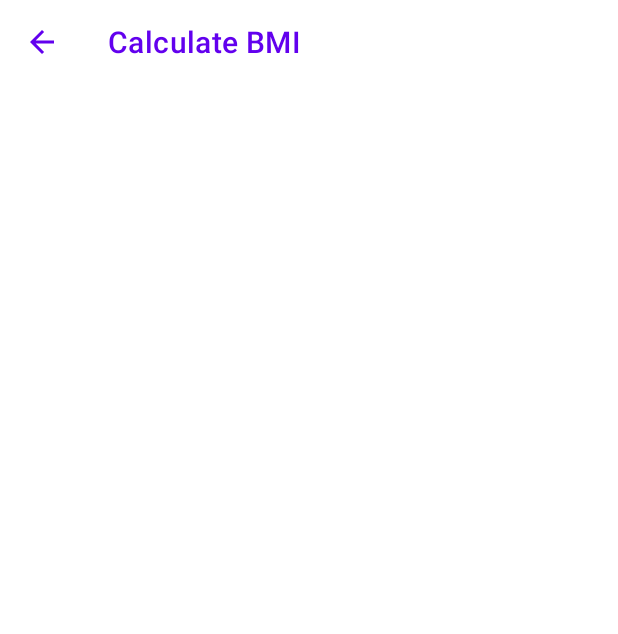
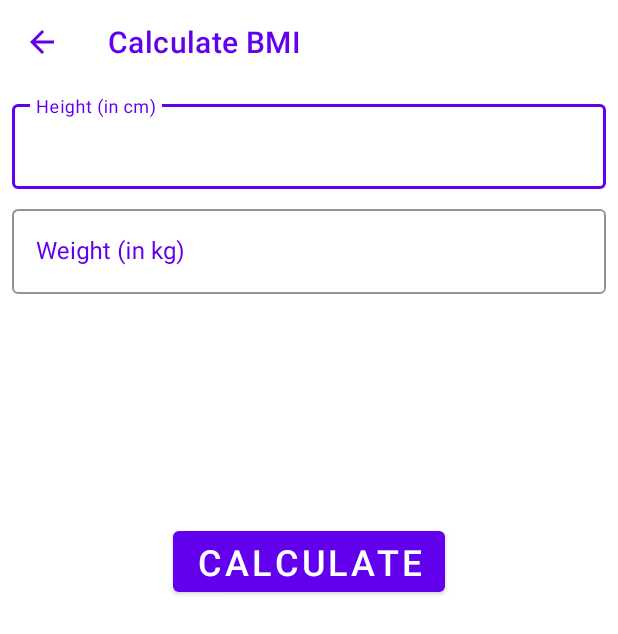
Before and after one commit to DennisHartstock/7MinutesWorkout, an Android app: the BMIActivity screen opened directly, with no data from a screen before it, on a phone screen of 412 x 824 dp. Shown: the top 634 px of the screen. Run offline under Robolectric (Android 15) with nearby library versions, the phone set to English and light mode, and no system bars.

Commit message:
add BMIActivity UI

```diff
--- a/app/src/main/AndroidManifest.xml
+++ b/app/src/main/AndroidManifest.xml
@@ -13,7 +13,9 @@
         tools:targetApi="31">
         <activity
             android:name=".BMIActivity"
-            android:exported="false" />
+            android:exported="false"
+            android:screenOrientation="portrait"
+            tools:ignore="LockedOrientationActivity" />
         <activity
             android:name=".FinishActivity"
             android:exported="false"
--- a/app/src/main/res/layout/activity_bmi.xml
+++ b/app/src/main/res/layout/activity_bmi.xml
@@ -16,4 +16,104 @@
         app:title="Calculate BMI"
         app:titleTextColor="@color/purple_500" />
 
+    <com.google.android.material.textfield.TextInputLayout
+        android:id="@+id/tilHeight"
+        style="@style/Widget.MaterialComponents.TextInputLayout.OutlinedBox"
+        android:layout_width="match_parent"
+        android:layout_height="wrap_content"
+        android:layout_margin="8dp"
+        android:textColorHint="@color/purple_500"
+        app:boxStrokeColor="@color/purple_500"
+        app:layout_constraintTop_toBottomOf="@id/tbBMI">
+
+        <androidx.appcompat.widget.AppCompatEditText
+            android:id="@+id/etHeight"
+            android:layout_width="match_parent"
+            android:layout_height="wrap_content"
+            android:hint="@string/et_hint_height_in_cm"
+            android:inputType="numberDecimal"
+            android:textSize="16sp" />
+
+    </com.google.android.material.textfield.TextInputLayout>
+
+    <com.google.android.material.textfield.TextInputLayout
+        android:id="@+id/tilWeight"
+        style="@style/Widget.MaterialComponents.TextInputLayout.OutlinedBox"
+        android:layout_width="match_parent"
+        android:layout_height="wrap_content"
+        android:layout_margin="8dp"
+        android:textColorHint="@color/purple_500"
+        app:boxStrokeColor="@color/purple_500"
+        app:layout_constraintTop_toBottomOf="@id/tilHeight">
+
+        <androidx.appcompat.widget.AppCompatEditText
+            android:id="@+id/etWeight"
+            android:layout_width="match_parent"
+            android:layout_height="wrap_content"
+            android:hint="@string/et_hint_weight_in_kg"
+            android:inputType="numberDecimal"
+            android:textSize="16sp" />
+
+    </com.google.android.material.textfield.TextInputLayout>
+
+    <LinearLayout
+        android:id="@+id/llBMIResult"
+        android:layout_width="match_parent"
+        android:layout_height="wrap_content"
+        android:layout_margin="8dp"
+        android:layout_marginTop="20dp"
+        android:orientation="vertical"
+        android:padding="8dp"
+        android:visibility="invisible"
+        app:layout_constraintTop_toBottomOf="@id/tilWeight"
+        tools:visibility="visible">
+
+        <TextView
+            android:layout_width="match_parent"
+            android:layout_height="wrap_content"
+            android:gravity="center"
+            android:text="@string/tv_your_bmi"
+            android:textSize="16sp" />
+
+        <TextView
+            android:id="@+id/tvBMIValue"
+            android:layout_width="match_parent"
+            android:layout_height="wrap_content"
+            android:layout_marginTop="8dp"
+            android:gravity="center"
+            android:textSize="16sp"
+            android:textStyle="bold"
+            tools:text="BMI Value" />
+
+        <TextView
+            android:id="@+id/tvBMIType"
+            android:layout_width="match_parent"
+            android:layout_height="wrap_content"
+            android:layout_marginTop="8dp"
+            android:gravity="center"
+            android:textSize="16sp"
+            tools:text="BMI Type" />
+
+        <TextView
+            android:id="@+id/tvBMIDescription"
+            android:layout_width="match_parent"
+            android:layout_height="wrap_content"
+            android:layout_marginTop="8dp"
+            android:gravity="center"
+            android:textSize="16sp"
+            tools:text="BMI Description" />
+
+    </LinearLayout>
+
+    <Button
+        android:id="@+id/btnCalculate"
+        android:layout_width="wrap_content"
+        android:layout_height="wrap_content"
+        android:layout_marginTop="16dp"
+        android:text="@string/btn_calculate"
+        android:textSize="@dimen/button_text_size"
+        app:layout_constraintEnd_toEndOf="parent"
+        app:layout_constraintStart_toStartOf="parent"
+        app:layout_constraintTop_toBottomOf="@id/llBMIResult" />
+
 </androidx.constraintlayout.widget.ConstraintLayout>
--- a/app/src/main/res/values/strings.xml
+++ b/app/src/main/res/values/strings.xml
@@ -4,4 +4,8 @@
     <string name="exercise_image">Exercise image</string>
     <string name="congratulations">Congratulations! You have completed the workout</string>
     <string name="menu_bmi_calculator">BMI Calculator</string>
+    <string name="tv_your_bmi">Your BMI</string>
+    <string name="btn_calculate">calculate</string>
+    <string name="et_hint_weight_in_kg">Weight (in kg)</string>
+    <string name="et_hint_height_in_cm">Height (in cm)</string>
 </resources>
```
